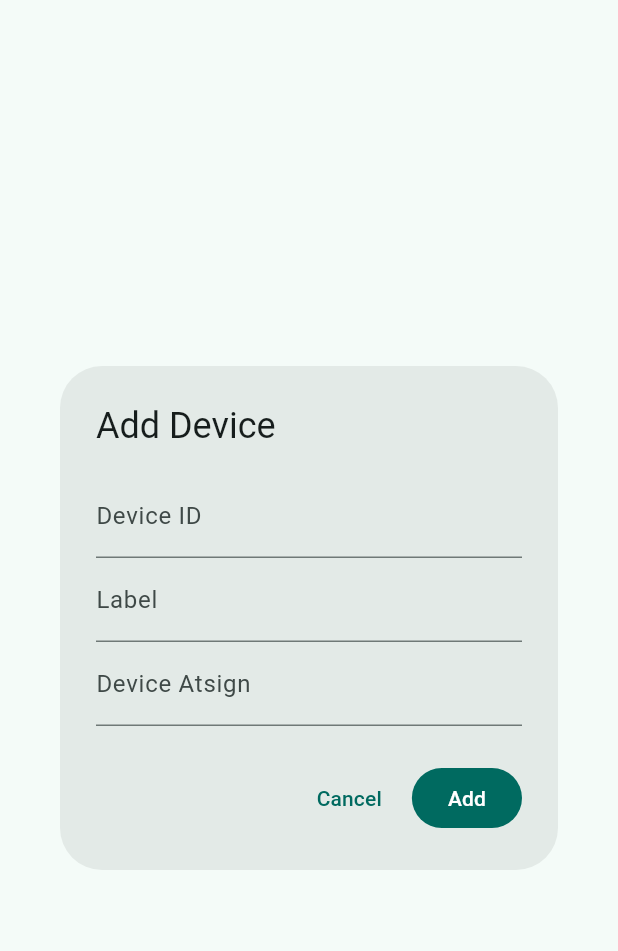
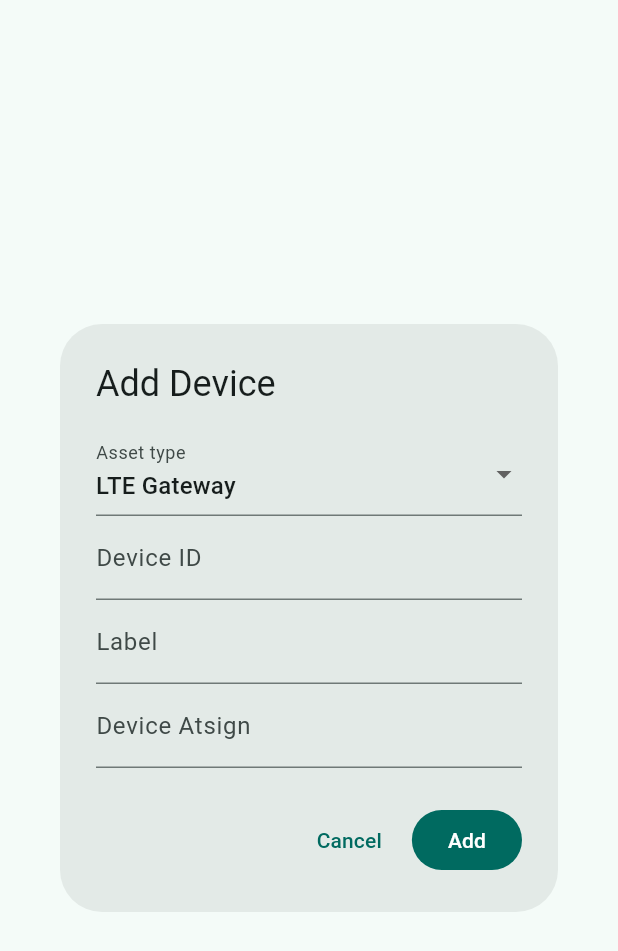
Before and after one commit to aidandaniel/Iot-lighthouse, a Flutter app: the _AddDeviceDialog widget shown alone on an empty page, opened directly, on a phone screen of 412 x 824 dp. Shown: the top 951 px of the screen. Run offline on Flutter 3.47's test engine with Material 3 defaults, Android fonts, the phone set to English and light mode, and no system bars; our stand-ins replace file_picker; missing offline and left inert: at_auth, at_client, at_client_flutter.

Commit message:
Harden gitignore and expand telecom asset types for hackathon demo.

```diff
--- a/ai_architect_blueprint.json
+++ b/ai_architect_blueprint.json
@@ -11,12 +11,12 @@
         {
           "type": "person",
           "label": "Telecom Operator",
-          "notes": "A staff member who imports devices, views readings, toggles protection, and reviews traceability."
+          "notes": "A staff member who imports LTE gateways, POS terminals, smart meters, and field sensors; views readings; toggles protection; and reviews traceability."
         },
         {
           "type": "process",
           "label": "Security Management Console",
-          "notes": "Flutter app for onboarding, fleet overview, imports, protection toggles, traceability, and alerts."
+          "notes": "Flutter app for onboarding, telecom asset inventory, imports, protection toggles, traceability, and alerts."
         },
         {
           "type": "aiAgent",
@@ -26,7 +26,7 @@
         {
           "type": "thing",
           "label": "IoT Device",
-          "notes": "Connected field device with its own identity or managed key record."
+          "notes": "Connected telecom asset such as a 4G/LTE gateway, POS terminal, smart meter, or field sensor with its own identity or managed key record."
         },
         {
           "type": "other",
--- a/lib/dashboard/dashboard_screen.dart
+++ b/lib/dashboard/dashboard_screen.dart
@@ -85,7 +85,7 @@ class _DashboardScreenState extends State<DashboardScreen> {
                   const ListTile(
                     leading: Icon(Icons.sensors_off),
                     title: Text('No devices imported yet'),
-                    subtitle: Text('Add devices manually or through the service import flow.'),
+                    subtitle: Text('Add LTE gateways, POS terminals, smart meters, or sensors.'),
                   ),
                 const SizedBox(height: 24),
                 Text('Security Alerts', style: Theme.of(context).textTheme.titleLarge),
@@ -213,6 +213,27 @@ class _AddDeviceDialogState extends State<_AddDeviceDialog> {
   final _id = TextEditingController();
   final _label = TextEditingController();
   final _atSign = TextEditingController();
+  String _assetType = 'LTE Gateway';
+
+  void _applyPreset(String type) {
+    setState(() {
+      _assetType = type;
+      switch (type) {
+        case 'POS Terminal':
+          _id.text = 'pos-terminal-001';
+          _label.text = 'POS Terminal - Retail Partner 001';
+        case 'Smart Meter':
+          _id.text = 'smart-meter-001';
+          _label.text = 'Smart Meter - District Node 001';
+        case 'Field Sensor':
+          _id.text = 'field-sensor-001';
+          _label.text = 'Field Sensor - Cabinet 001';
+        default:
+          _id.text = 'lte-gateway-001';
+          _label.text = 'LTE Gateway - Tower Sector A';
+      }
+    });
+  }
 
   @override
   Widget build(BuildContext context) {
@@ -223,6 +244,19 @@ class _AddDeviceDialogState extends State<_AddDeviceDialog> {
         child: Column(
           mainAxisSize: MainAxisSize.min,
           children: [
+            DropdownButtonFormField<String>(
+              initialValue: _assetType,
+              decoration: const InputDecoration(labelText: 'Asset type'),
+              items: const [
+                DropdownMenuItem(value: 'LTE Gateway', child: Text('LTE Gateway')),
+                DropdownMenuItem(value: 'POS Terminal', child: Text('POS Terminal')),
+                DropdownMenuItem(value: 'Smart Meter', child: Text('Smart Meter')),
+                DropdownMenuItem(value: 'Field Sensor', child: Text('Field Sensor')),
+              ],
+              onChanged: (value) {
+                if (value != null) _applyPreset(value);
+              },
+            ),
             TextField(controller: _id, decoration: const InputDecoration(labelText: 'Device ID')),
             TextField(controller: _label, decoration: const InputDecoration(labelText: 'Label')),
             TextField(controller: _atSign, decoration: const InputDecoration(labelText: 'Device Atsign')),
@@ -240,7 +274,7 @@ class _AddDeviceDialogState extends State<_AddDeviceDialog> {
                 label: _label.text.trim(),
                 deviceAtSign: _atSign.text.trim(),
                 protectionState: ProtectionState.disabled,
-                source: 'manual',
+                source: 'manual:${_assetType.toLowerCase().replaceAll(' ', '-')}',
               ),
             );
           },
```
Also changed, not shown: 2 other files.
